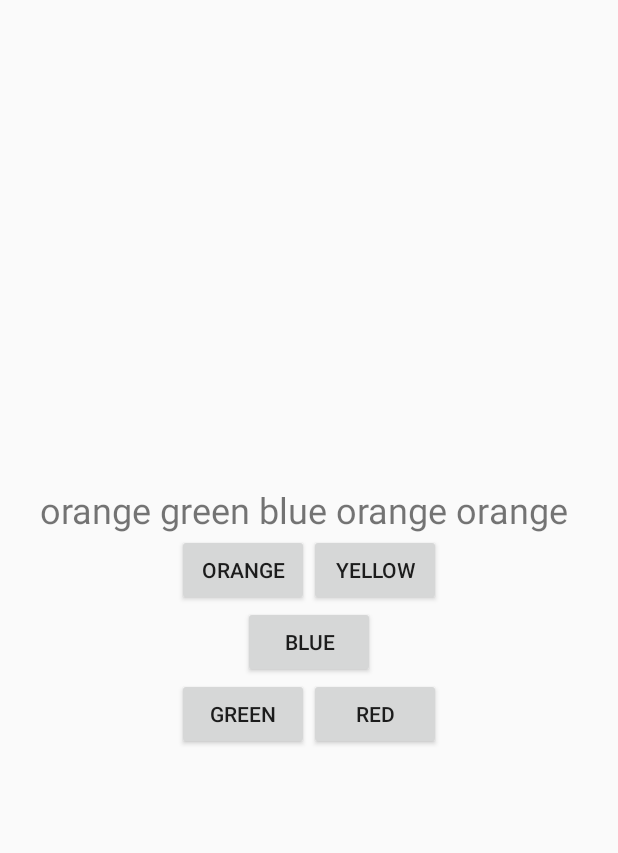
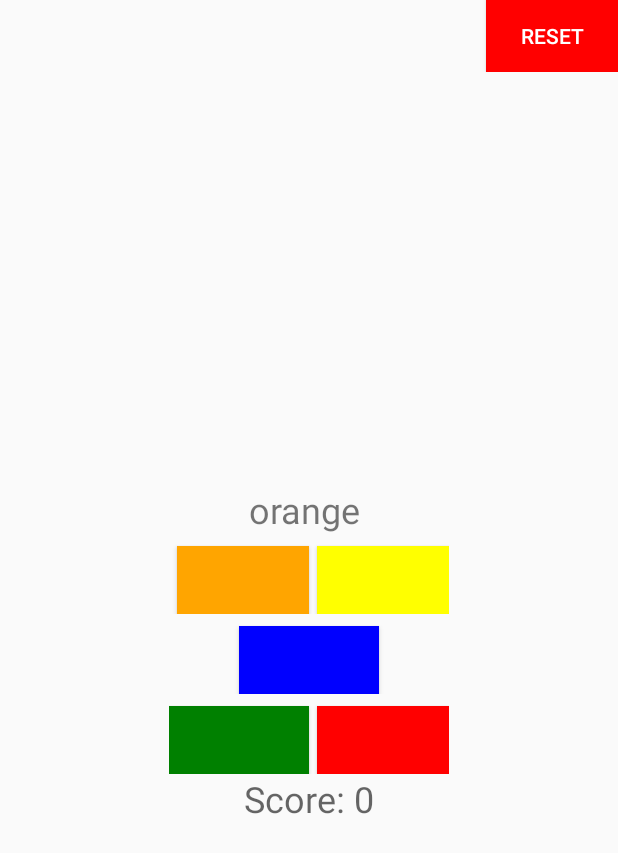
Before and after one commit to zedtran/AubieMemoryGame, an Android app: the screen it shows after launch (AubieMainActivity), on a phone screen of 412 x 824 dp. Shown: the top 853 px of the screen. Run offline under Robolectric (Android 15) with nearby library versions, the phone set to English and light mode, and no system bars.

Commit message:
Added more visual stuff. Recognizes user input and the game on a basic level works

```diff
--- a/app/src/main/java/edu/auburn/eng/csse/comp3710/spring2018/TeamBlakeDonJordan/AubieFragment.java
+++ b/app/src/main/java/edu/auburn/eng/csse/comp3710/spring2018/TeamBlakeDonJordan/AubieFragment.java
@@ -1,4 +1,5 @@
 package edu.auburn.eng.csse.comp3710.spring2018.TeamBlakeDonJordan;
+
 
 import android.app.Fragment;
 import android.os.Bundle;
@@ -6,22 +7,25 @@ import android.support.annotation.Nullable;
 import android.view.LayoutInflater;
 import android.view.View;
 import android.view.ViewGroup;
+import android.widget.Button;
 import android.widget.TextView;
+
 
 public class AubieFragment extends Fragment {
 
-    private android.widget.Button mGreenButton;
-    private android.widget.Button mOrangeButton;
-    private android.widget.Button mYellowButton;
-    private android.widget.Button mRedButton;
-    private android.widget.Button mBlueButton;
+    private Button mGreenButton;
+    private Button mOrangeButton;
+    private Button mYellowButton;
+    private Button mRedButton;
+    private Button mBlueButton;
+    private Button mResetButton;
     private Board mBoard;
     private static final String GREEN = "green";
     private static final String ORANGE = "orange";
     private static final String YELLOW = "yellow";
     private static final String RED = "red";
     private static final String BLUE = "blue";
-    private boolean gameOver = false;
+    private boolean mGameOver = false;
 
     @Override
     public void onCreate(Bundle savedInstanceState){
@@ -34,49 +38,78 @@ public class AubieFragment extends Fragment {
     public View onCreateView(LayoutInflater inflater, @Nullable ViewGroup container, Bundle savedInstanceState) {
 
         final View v = inflater.inflate(R.layout.fragment_aubieboard, container, false);
+        final TextView mSequence = (TextView) v.findViewById(R.id.test);
+        final TextView mScoreBoard = (TextView) v.findViewById(R.id.score);
 
-        TextView mTextView = (TextView) v.findViewById(R.id.test);
-        mBoard = new Board();
-        mTextView.setText(mBoard.getSequence());
         //creates all buttons
-        mGreenButton = (android.widget.Button) v.findViewById(R.id.green);
-        mOrangeButton = (android.widget.Button) v.findViewById(R.id.orange);
-        mRedButton = (android.widget.Button) v.findViewById(R.id.red);
-        mYellowButton = (android.widget.Button) v.findViewById(R.id.yellow);
-        mBlueButton = (android.widget.Button) v.findViewById(R.id.blue);
+        mGreenButton = (Button) v.findViewById(R.id.green);
+        mOrangeButton = (Button) v.findViewById(R.id.orange);
+        mRedButton = (Button) v.findViewById(R.id.red);
+        mYellowButton = (Button) v.findViewById(R.id.yellow);
+        mBlueButton = (Button) v.findViewById(R.id.blue);
+        mResetButton = (Button) v.findViewById(R.id.reset);
+
+        mBoard = new Board(mOrangeButton, mYellowButton, mGreenButton, mRedButton, mBlueButton);
+        mSequence.setText(mBoard.getSequence());    //sets up default text views
+
 
         //sets up listeners for buttons
         mGreenButton.setOnClickListener(new View.OnClickListener() {
             @Override
-            public void onClick(android.view.View view) {                //Green
-                gameOver = mBoard.checkInput(GREEN);                         //change later to button text
+            public void onClick(android.view.View view) {                      //Green
+                click(GREEN, mSequence, mScoreBoard);
             }
         });
         mOrangeButton.setOnClickListener(new View.OnClickListener() {
             @Override
-            public void onClick(android.view.View view) {                //Orange
-                gameOver = mBoard.checkInput(ORANGE);
+            public void onClick(android.view.View view) {                  //Orange
+                click(ORANGE, mSequence, mScoreBoard);
             }
         });
         mYellowButton.setOnClickListener(new View.OnClickListener() {
             @Override
-            public void onClick(android.view.View view) {                //Yellow
-                gameOver = mBoard.checkInput(YELLOW);
+            public void onClick(android.view.View view) {                       //Yellow
+                click(YELLOW, mSequence, mScoreBoard);
             }
         });
         mRedButton.setOnClickListener(new View.OnClickListener() {
             @Override
-            public void onClick(android.view.View view) {                //Red
-                gameOver = mBoard.checkInput(RED);
+            public void onClick(android.view.View view) {                          //Red
+                click(RED, mSequence, mScoreBoard);
             }
         });
         mBlueButton.setOnClickListener(new View.OnClickListener() {
             @Override
-            public void onClick(android.view.View view) {                //Blue
-                gameOver = mBoard.checkInput(RED);
+            public void onClick(android.view.View view) {                         //Blue
+                click(BLUE, mSequence, mScoreBoard);
             }
         });
-
+        mResetButton.setOnClickListener(new View.OnClickListener() {
+            @Override
+            public void onClick(View view) {
+                mBoard.reset();
+                mGameOver = false;
+                mSequence.setText(mBoard.getSequence());
+                mScoreBoard.setText("Score: " + Integer.toString(mBoard.getScore()));
+            }
+        });
         return v;
     }
+    /* click(color, mSequence, mScoreBoard)
+     * deals with player clicks. sets new sequence (will need to be removed eventually, sets game
+     * over and sets score
+     */
+    public void click(String color, TextView mSequence, TextView mScoreBoard) {
+         if(!mGameOver) {
+            mGameOver = mBoard.checkInput(color);
+            mSequence.setText(mBoard.getSequence());
+            mScoreBoard.setText("Score: " + Integer.toString(mBoard.getScore()));
+        }
+        if(mGameOver) {
+            mSequence.setText("GAME OVER");
+        }
+    }
+
+
+
 }
--- a/app/src/main/java/edu/auburn/eng/csse/comp3710/spring2018/TeamBlakeDonJordan/Board.java
+++ b/app/src/main/java/edu/auburn/eng/csse/comp3710/spring2018/TeamBlakeDonJordan/Board.java
@@ -1,4 +1,6 @@
 package edu.auburn.eng.csse.comp3710.spring2018.TeamBlakeDonJordan;
+
+import android.widget.Button;
 
 import java.util.ArrayList;
 import java.util.Random;
@@ -9,10 +11,13 @@ import java.util.Random;
 
 public class Board {
 
-    private Button mBlueButton = new Button("blue");
-    private Button mOrangeButton = new Button("orange");
-    private Button mGreenButton = new Button("green");
-    private Button mYellowButton = new Button("yellow");
+    private Key mBlueKey = new Key("blue");
+    private Key mOrangeKey = new Key("orange");
+    private Key mGreenKey = new Key("green");
+    private Key mYellowKey = new Key("yellow");
+    private Key mRedKey = new Key("red");
+
+
 
     private ArrayList<String> mSequence;
     private int mInputNumber = 0;
@@ -20,10 +25,18 @@ public class Board {
     /* Board()
      * constructor, runs first sequence
      */
-    Board(){
+    Board(android.widget.Button mOrangeButton, android.widget.Button mYellowButton,
+          android.widget.Button mGreenButton, android.widget.Button mRedButton,
+          android.widget.Button mBlueButton){
         aubieSequence();
+        mBlueKey.setButton(mBlueButton);
+        mOrangeKey.setButton(mBlueButton);
+        mYellowKey.setButton(mBlueButton);
+        mGreenKey.setButton(mBlueButton);
+        mRedKey.setButton(mRedButton);
     }
-    private int mScore = 5;
+
+    private int mScore = 0;
 
     /* getScore()
      * returns player score
@@ -42,16 +55,16 @@ public class Board {
     /* getButton(color)
      * returns gets button object
      */
-    public Button getButton(String color) {
+    public Key getButton(String color) {
         switch (color) {
             case "blue":
-                return mBlueButton;
+                return mBlueKey;
             case "orange":
-                return mOrangeButton;
+                return mOrangeKey;
             case "green":
-                return mGreenButton;
+                return mGreenKey;
             case "yellow":
-                return mYellowButton;
+                return mYellowKey;
             default:
                 return null;    //shouldnt happen
         }
@@ -77,12 +90,13 @@ public class Board {
         mInputNumber = 0;
         Random rand = new Random();
         int mChoice;
+        int index = mScore+1;
         do{     //using a do here so when the score is initially zero, beginning of game, it will still loop
             mChoice = rand.nextInt(3);  //randomly generates sequence
             mSequence.add(choices[mChoice]);
-            //add code to light up button
-            mScore--;
-        }while(mScore > 0);
+            getButton(choices[mChoice]).flashButton();  //lights up button [code not complete]
+            index--;
+        }while(index > 0);
         mSequence.trimToSize(); //just in case mSequence gets to big
     }
 
@@ -101,13 +115,15 @@ public class Board {
                 aubieSequence();
             }
             else {}//waits for next button press
+            return false;
+        }
+        else {  //incorrect input... game over
             return true;
         }
-        else {  //incorrect input... game over
-            return false;
-        }
     }
-
+    /* getSequence()
+     * Returns expected sequence of colors
+     */
     public String getSequence(){
         String sequence = "";
         for(int i = 0; i < mSequence.size(); i++){
@@ -115,4 +131,11 @@ public class Board {
         }
         return sequence;
     }
+    /* reset()
+     * Resets game
+     */
+    public void reset(){
+        mScore = 0;
+        aubieSequence();
+    }
 }
--- a/app/src/main/java/edu/auburn/eng/csse/comp3710/spring2018/TeamBlakeDonJordan/Button.java
+++ b/app/src/main/java/edu/auburn/eng/csse/comp3710/spring2018/TeamBlakeDonJordan/Key.java
@@ -1,14 +1,17 @@
 package edu.auburn.eng.csse.comp3710.spring2018.TeamBlakeDonJordan;
+
+import android.widget.Button;
 
 /**
  * Created by jsosn on 4/12/2018.
  */
 
-public class Button {
+public class Key {
     private String mColor = "";
     private boolean mIsLit = false;
+    private Button button;
 
-    Button(String mColor){
+    Key(String mColor){
         this.mColor = mColor;
     }
     public String getColor(String color) {
@@ -26,4 +29,11 @@ public class Button {
     public void setLit(boolean lit) {
         mIsLit = lit;
     }
+
+    public void setButton(Button tieIn){
+        button = tieIn;
+    }
+
+    public void flashButton(){
+    }
 }
--- a/app/src/main/res/layout/fragment_aubieboard.xml
+++ b/app/src/main/res/layout/fragment_aubieboard.xml
@@ -1,14 +1,31 @@
 <?xml version="1.0" encoding="utf-8"?>
 <LinearLayout xmlns:android="http://schemas.android.com/apk/res/android"
+    android:layout_width="match_parent"
+    android:layout_height="match_parent"
+    android:orientation="vertical">
+    <LinearLayout
+        android:layout_width="match_parent"
+        android:layout_height="wrap_content"
+        android:gravity="right">
+        <Button
+            android:id="@+id/reset"
+            android:layout_width="wrap_content"
+            android:layout_height="wrap_content"
+            android:background="@color/red"
+            android:textColor="@color/white"
+            android:text="Reset" />
+    </LinearLayout>
+    <LinearLayout
         android:layout_width="match_parent"
         android:layout_height="match_parent"
         android:orientation="vertical"
         android:gravity="center">
         <TextView
-        android:hint="kill me"
+            android:hint="Should have sequence"
             android:layout_width="wrap_content"
             android:layout_height="wrap_content"
             android:id="@+id/test"
+            android:gravity="center"
             android:textSize="24dp"/>
 
         <TableLayout
@@ -25,13 +42,17 @@
                     android:id="@+id/orange"
                     android:layout_width="wrap_content"
                     android:layout_height="wrap_content"
-                android:text="Orange" />
+                    android:layout_marginLeft="5dp"
+                    android:layout_marginTop="5dp"
+                    android:background="@color/orange"/>
 
                 <Button
                     android:id="@+id/yellow"
                     android:layout_width="wrap_content"
                     android:layout_height="wrap_content"
-                android:text="Yellow" />
+                    android:layout_marginLeft="5dp"
+                    android:layout_marginTop="5dp"
+                    android:background="@color/yellow"/>
             </TableRow>
 
             <TableRow
@@ -43,7 +64,8 @@
                     android:id="@+id/blue"
                     android:layout_width="wrap_content"
                     android:layout_height="wrap_content"
-                android:text="Blue" />
+                    android:layout_marginTop="5dp"
+                    android:background="@color/blue"/>
 
             </TableRow>
 
@@ -56,18 +78,27 @@
                     android:id="@+id/green"
                     android:layout_width="wrap_content"
                     android:layout_height="wrap_content"
-                android:text="@string/green" />
+                    android:layout_marginTop="5dp"
+                    android:background="@color/green"/>
 
                 <Button
                     android:id="@+id/red"
                     android:layout_width="wrap_content"
                     android:layout_height="wrap_content"
-                android:text="Red" />
+                    android:layout_marginLeft="5dp"
+                    android:layout_marginTop="5dp"
+                    android:background="@color/red"/>
             </TableRow>
 
             <TableRow
                 android:layout_width="match_parent"
                 android:layout_height="match_parent" />
         </TableLayout>
-
+        <TextView
+            android:id="@+id/score"
+            android:layout_width="wrap_content"
+            android:layout_height="wrap_content"
+            android:hint="Score: 0"
+            android:textSize="24dp"/>
     </LinearLayout>
+</LinearLayout>
--- a/app/src/main/res/values/colors.xml
+++ b/app/src/main/res/values/colors.xml
@@ -3,4 +3,12 @@
     <color name="colorPrimary">#3F51B5</color>
     <color name="colorPrimaryDark">#303F9F</color>
     <color name="colorAccent">#FF4081</color>
+    <color name="orange">#FFA500</color>
+    <color name="green">#008000</color>
+    <color name="red">#ff0000</color>
+    <color name="blue">#0000ff</color>
+    <color name="yellow">#ffff00</color>
+    <color name="white">#ffffff</color>
+
+
 </resources>
```
Also changed, not shown: app/src/main/java/edu/auburn/eng/csse/comp3710/spring2018/TeamBlakeDonJordan/flash.java (added, +69 -0 lines). Lines whose indentation alone changed are shown as unchanged.
